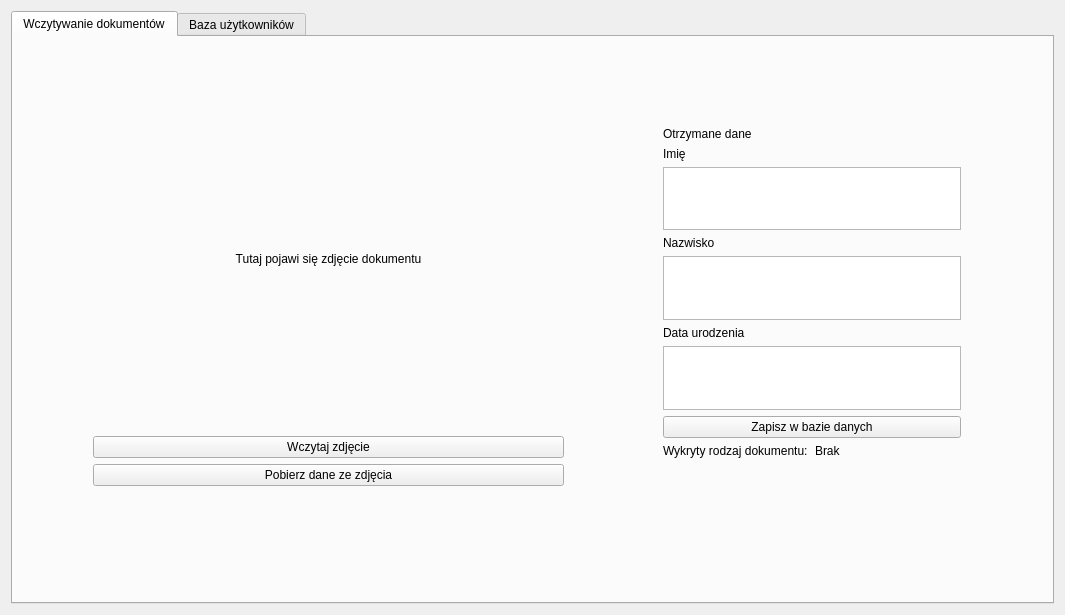
Qt form ui/form.ui (SnoxE/aipo-document-recognition) before a commit.
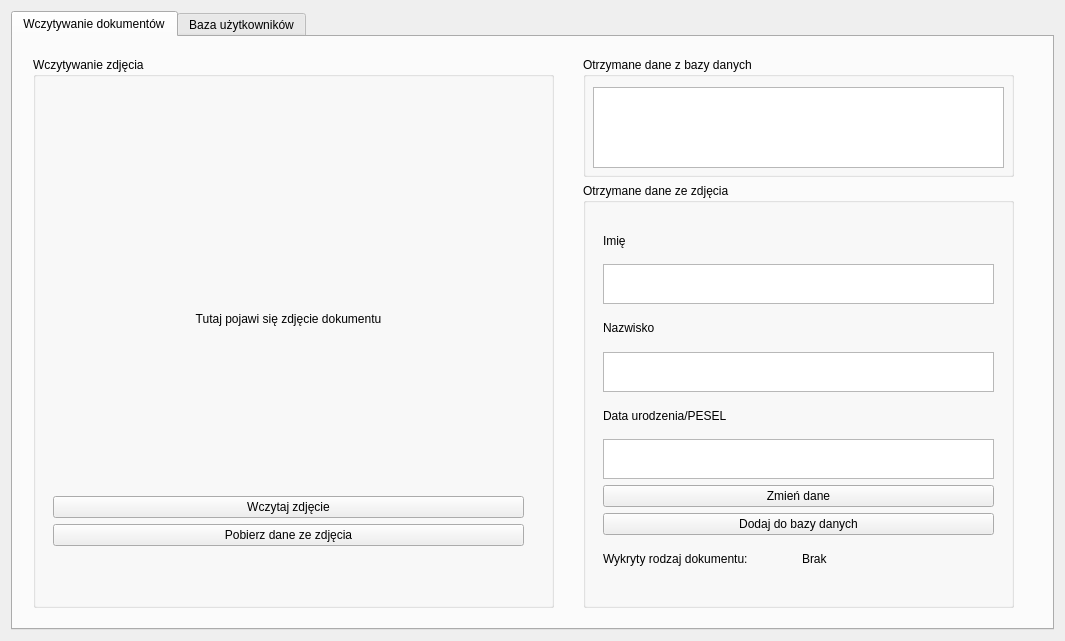
The same form after that commit. The open tabs and pages were chosen to show the change.

Commit message: Update person data with similar face embeddings, create form for displaying found person

The edit to the form file:
```diff
--- a/ui/form.ui
+++ b/ui/form.ui
@@ -7,7 +7,7 @@
     <x>0</x>
     <y>0</y>
     <width>1065</width>
-    <height>615</height>
+    <height>641</height>
    </rect>
   </property>
   <property name="windowTitle">
@@ -23,11 +23,164 @@
       <attribute name="title">
        <string>Wczytywanie dokumentów</string>
       </attribute>
+      <widget class="QWidget" name="verticalLayoutWidget_2">
+       <property name="geometry">
+        <rect>
+         <x>570</x>
+         <y>20</y>
+         <width>431</width>
+         <height>551</height>
+        </rect>
+       </property>
+       <layout class="QVBoxLayout" name="verticalLayout">
+        <item>
+         <widget class="QGroupBox" name="groupBox">
+          <property name="maximumSize">
+           <size>
+            <width>16777215</width>
+            <height>120</height>
+           </size>
+          </property>
+          <property name="title">
+           <string>Otrzymane dane z bazy danych</string>
+          </property>
+          <widget class="QTextBrowser" name="detectedPersonData">
+           <property name="geometry">
+            <rect>
+             <x>10</x>
+             <y>30</y>
+             <width>411</width>
+             <height>81</height>
+            </rect>
+           </property>
+          </widget>
+         </widget>
+        </item>
+        <item>
+         <widget class="QGroupBox" name="groupBox_2">
+          <property name="title">
+           <string>Otrzymane dane ze zdjęcia</string>
+          </property>
+          <widget class="QWidget" name="">
+           <property name="geometry">
+            <rect>
+             <x>20</x>
+             <y>40</y>
+             <width>391</width>
+             <height>353</height>
+            </rect>
+           </property>
+           <layout class="QVBoxLayout" name="personDataForm">
+            <item>
+             <widget class="QLabel" name="label_2">
+              <property name="text">
+               <string>Imię</string>
+              </property>
+             </widget>
+            </item>
+            <item>
+             <widget class="QTextEdit" name="firstName">
+              <property name="maximumSize">
+               <size>
+                <width>16777215</width>
+                <height>40</height>
+               </size>
+              </property>
+             </widget>
+            </item>
+            <item>
+             <widget class="QLabel" name="label_3">
+              <property name="text">
+               <string>Nazwisko</string>
+              </property>
+             </widget>
+            </item>
+            <item>
+             <widget class="QTextEdit" name="lastName">
+              <property name="maximumSize">
+               <size>
+                <width>16777215</width>
+                <height>40</height>
+               </size>
+              </property>
+             </widget>
+            </item>
+            <item>
+             <widget class="QLabel" name="label_4">
+              <property name="text">
+               <string>Data urodzenia/PESEL</string>
+              </property>
+             </widget>
+            </item>
+            <item>
+             <widget class="QTextEdit" name="dateOfBirth">
+              <property name="maximumSize">
+               <size>
+                <width>16777215</width>
+                <height>40</height>
+               </size>
+              </property>
+             </widget>
+            </item>
+            <item>
+             <widget class="QPushButton" name="changeUserDataButton">
+              <property name="text">
+               <string>Zmień dane</string>
+              </property>
+             </widget>
+            </item>
+            <item>
+             <widget class="QPushButton" name="addPersonData">
+              <property name="text">
+               <string>Dodaj do bazy danych</string>
+              </property>
+             </widget>
+            </item>
+            <item>
+             <layout class="QVBoxLayout" name="verticalLayout_2">
+              <item>
+               <layout class="QHBoxLayout" name="horizontalLayout_2">
+                <item>
+                 <widget class="QLabel" name="label_5">
+                  <property name="text">
+                   <string>Wykryty rodzaj dokumentu:</string>
+                  </property>
+                 </widget>
+                </item>
+                <item>
+                 <widget class="QLabel" name="detectedDocumentType">
+                  <property name="text">
+                   <string>Brak</string>
+                  </property>
+                 </widget>
+                </item>
+               </layout>
+              </item>
+             </layout>
+            </item>
+           </layout>
+          </widget>
+         </widget>
+        </item>
+       </layout>
+      </widget>
+      <widget class="QGroupBox" name="groupBox_3">
+       <property name="geometry">
+        <rect>
+         <x>20</x>
+         <y>20</y>
+         <width>521</width>
+         <height>551</height>
+        </rect>
+       </property>
+       <property name="title">
+        <string>Wczytywanie zdjęcia</string>
+       </property>
       <widget class="QWidget" name="verticalLayoutWidget">
        <property name="geometry">
         <rect>
-         <x>80</x>
-         <y>50</y>
+          <x>20</x>
+          <y>90</y>
          <width>471</width>
          <height>399</height>
         </rect>
@@ -48,6 +201,24 @@
         </item>
         <item>
          <widget class="QLabel" name="photoField">
+           <property name="maximumSize">
+            <size>
+             <width>16777215</width>
+             <height>400</height>
+            </size>
+           </property>
+           <property name="sizeIncrement">
+            <size>
+             <width>0</width>
+             <height>0</height>
+            </size>
+           </property>
+           <property name="baseSize">
+            <size>
+             <width>0</width>
+             <height>0</height>
+            </size>
+           </property>
           <property name="autoFillBackground">
            <bool>false</bool>
           </property>
@@ -91,96 +262,6 @@
         </item>
        </layout>
       </widget>
-      <widget class="QWidget" name="verticalLayoutWidget_3">
-       <property name="geometry">
-        <rect>
-         <x>650</x>
-         <y>90</y>
-         <width>298</width>
-         <height>331</height>
-        </rect>
-       </property>
-       <layout class="QVBoxLayout" name="verticalLayout_2">
-        <item>
-         <layout class="QVBoxLayout" name="personDataForm">
-          <item>
-           <widget class="QLabel" name="label">
-            <property name="text">
-             <string>Otrzymane dane</string>
-            </property>
-           </widget>
-          </item>
-          <item>
-           <widget class="QLabel" name="label_2">
-            <property name="text">
-             <string>Imię</string>
-            </property>
-           </widget>
-          </item>
-          <item>
-           <widget class="QTextEdit" name="firstName"/>
-          </item>
-          <item>
-           <widget class="QLabel" name="label_3">
-            <property name="text">
-             <string>Nazwisko</string>
-            </property>
-           </widget>
-          </item>
-          <item>
-           <widget class="QTextEdit" name="lastName"/>
-          </item>
-          <item>
-           <widget class="QLabel" name="label_4">
-            <property name="text">
-             <string>Data urodzenia</string>
-            </property>
-           </widget>
-          </item>
-          <item>
-           <widget class="QTextEdit" name="dateOfBirth"/>
-          </item>
-          <item>
-           <widget class="QPushButton" name="addOrUpdatePersonData">
-            <property name="text">
-             <string>Zapisz w bazie danych</string>
-            </property>
-           </widget>
-          </item>
-          <item>
-           <spacer name="verticalSpacer_3">
-            <property name="orientation">
-             <enum>Qt::Vertical</enum>
-            </property>
-            <property name="sizeHint" stdset="0">
-             <size>
-              <width>0</width>
-              <height>40</height>
-             </size>
-            </property>
-           </spacer>
-          </item>
-         </layout>
-        </item>
-        <item>
-         <layout class="QHBoxLayout" name="horizontalLayout_2">
-          <item>
-           <widget class="QLabel" name="label_5">
-            <property name="text">
-             <string>Wykryty rodzaj dokumentu:</string>
-            </property>
-           </widget>
-          </item>
-          <item>
-           <widget class="QLabel" name="detectedDocumentType">
-            <property name="text">
-             <string>Brak</string>
-            </property>
-           </widget>
-          </item>
-         </layout>
-        </item>
-       </layout>
       </widget>
      </widget>
      <widget class="QWidget" name="tab_2">
```
Left out of the diff: 25 changed lines with no effect on the pictures. Lines whose indentation alone changed are shown as unchanged. The commit also changes 9 other files.
